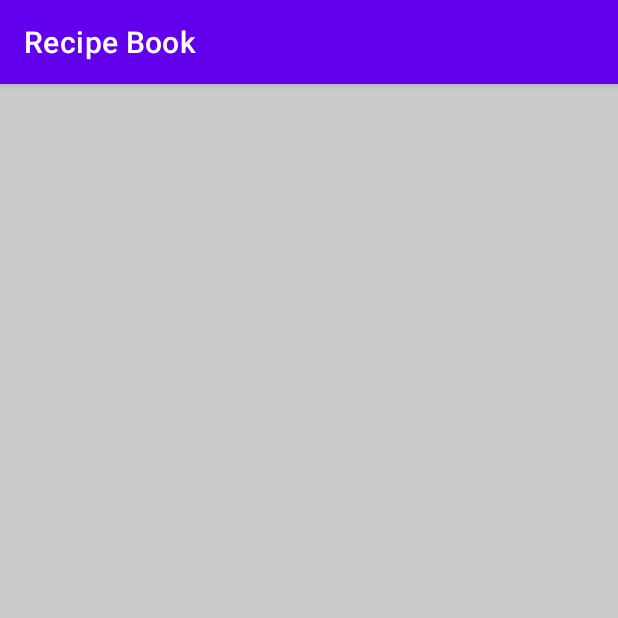
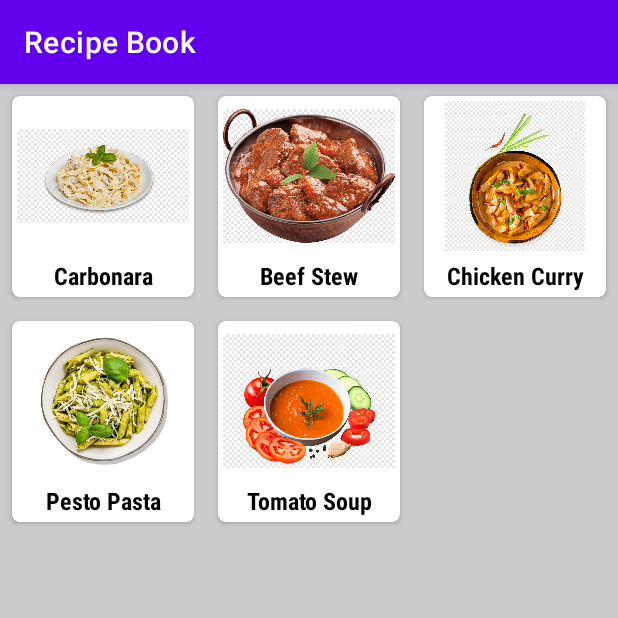
Before and after one commit to AlonaTR/RecipeBook, an Android app: the screen it shows after launch (MainActivity), on a phone screen of 412 x 824 dp, the top half of it. Run offline under Robolectric (Android 15) with nearby library versions, the phone set to English and light mode, and no system bars; our stand-ins replace Room's generated code.

Commit message:
with databaze

```diff
--- a/app/src/main/AndroidManifest.xml
+++ b/app/src/main/AndroidManifest.xml
@@ -11,9 +11,6 @@
         android:supportsRtl="true"
         android:theme="@style/Theme.RecipesProject"
         tools:targetApi="31">
-        <activity
-            android:name=".MainActivity2"
-            android:exported="false" />
         <activity
             android:name=".ContentActivity"
             android:exported="false" />
--- a/app/src/main/java/com/example/recipesproject/MainActivity.kt
+++ b/app/src/main/java/com/example/recipesproject/MainActivity.kt
@@ -12,6 +12,73 @@ class MainActivity : AppCompatActivity(), RecipeAdapter.OnItemClickListener {
     lateinit var binding: ActivityMainBinding
     private val adapter = RecipeAdapter(this)
 
+    val recipes = mapOf(
+        "Spaghetti Carbonara" to Recipe(
+            id = null,
+            title = "Carbonara",
+            imageId = R.drawable.carbonara,
+            ingridients= "Spaghetti, Bacon, Eggs, Parmesan Cheese, Garlic, Salt, Pepper",
+            steps = "Cook the spaghetti in a pot of salted boiling water until al dente."+
+                    "While the spaghetti cooks, fry the bacon in a pan until crispy. Remove from pan and set aside."+
+                    "Beat the eggs in a bowl, add grated Parmesan cheese, minced garlic, salt, and pepper."+
+                    "Drain the spaghetti and add it to the pan with the bacon, keeping the heat on low."+
+                    "Pour the egg mixture over the spaghetti and toss until the eggs are cooked and the spaghetti is coated. Serve immediately."
+
+        ),
+        "Chicken Curry" to Recipe(
+            id = null,
+            title = "Chicken Curry",
+            imageId = R.drawable.chicken_curry,
+            ingridients = "Chicken, Onion, Garlic, Ginger, Curry powder, Coconut milk, Tomato paste, Salt, Pepper, Rice",
+
+            steps =  "Cut the chicken into bite-sized pieces and season with salt and pepper."+
+                    "Heat oil in a pan and add the chicken. Cook until browned on all sides."+
+                    "Remove the chicken from the pan and set aside. In the same pan, sauté the onion, garlic, and ginger until fragrant."+
+                    "Add curry powder and tomato paste to the pan and stir to combine."+
+                    "Add coconut milk to the pan and bring to a simmer. Add the chicken back to the pan and let it cook for a few minutes."+
+                    "Serve the chicken curry with rice."
+
+        ),
+        "Beef Stew" to Recipe(
+            id = null,
+            title = "Beef Stew",
+            imageId = R.drawable.beef_stew,
+            ingridients = "Beef, Carrots, Potatoes, Onion, Garlic, Tomato paste, Beef broth, Red wine, Flour, Thyme, Rosemary, Salt, Pepper",
+            steps = "Heat oil in a large pot over medium-high heat. Add the beef and cook until browned on all sides."+
+                    "Remove the beef from the pot and set aside. In the same pot, sauté the carrots, potatoes, onion, and garlic until tender."+
+                    "Add tomato paste and flour to the pot and stir to combine."+
+                    "Pour in the beef broth and red wine. Add the beef back to the pot along with thyme, rosemary, salt, and pepper."+
+                    "Bring the stew to a simmer and let it cook for about an hour, until the beef is tender and the vegetables are cooked through."
+
+        ),
+        "Pesto Pasta" to Recipe(
+            id = null,
+            title = "Pesto Pasta",
+            imageId =R.drawable.pesto_pasta,
+            ingridients = "Pasta, Basil, Garlic, Parmesan Cheese, Pine nuts, Olive oil, Salt, Pepper",
+            steps = "Cook the pasta in a pot of salted boiling water until al dente."+
+                    "While the pasta cooks, combine the basil, garlic, Parmesan cheese, pine nuts, salt, and pepper in a food processor."+
+                    "Pulse the ingredients until they are finely chopped. While the food processor is running, slowly pour in the olive oil."+
+                    "Drain the pasta and toss with the pesto sauce."+
+                    "Serve the pasta with extra Parmesan cheese and pine nuts on top."
+
+        ),
+        "Tomato Soup" to Recipe(
+            id = null,
+            title = "Tomato Soup",
+            imageId = R.drawable.tomato_soup,
+            ingridients = "Tomatoes, Onion, Garlic, Vegetable broth, Heavy cream, Basil, Olive oil, Salt, Pepper",
+            steps = "Preheat oven to 400°F (200°C)."+
+                    "Cut tomatoes into quarters and place on a baking sheet with onion and garlic."+
+                    "Drizzle with olive oil, salt, and pepper. Roast for 30-35 minutes."+
+                    "Add the roasted vegetables to a blender with vegetable broth and blend until smooth."+
+                    "Pour the blended soup into a pot and bring to a simmer."+
+                    "Add heavy cream and basil to the pot and stir to combine. Simmer for another 5-10 minutes."+
+                    "Serve hot with bread or croutons."
+
+        )
+
+    )
 
 
     private var index = 0
@@ -22,6 +89,7 @@ class MainActivity : AppCompatActivity(), RecipeAdapter.OnItemClickListener {
 
         init()
     }
+
     private fun init() {
         binding.apply {
             rcView.layoutManager = GridLayoutManager(this@MainActivity, 3)
@@ -29,6 +97,20 @@ class MainActivity : AppCompatActivity(), RecipeAdapter.OnItemClickListener {
 
 
             val db = Recipes.getDb(this@MainActivity)
+
+            //add to database from map recipes
+
+//            clear database
+//            Thread {
+//                db.getDao().deleteAll()
+//            }.start()
+
+            recipes.forEach {
+                val recipe = Recipe(imageId= it.value.imageId, title = it.value.title, ingridients= it.value.ingridients, steps= it.value.steps)
+                Thread {
+                    db.getDao().insert(recipe)
+                }.start()
+            }
 
 
             db.getDao().getAll().asLiveData().observe(this@MainActivity) {list ->
--- a/app/src/main/res/layout/activity_main.xml
+++ b/app/src/main/res/layout/activity_main.xml
@@ -9,7 +9,7 @@
     <androidx.recyclerview.widget.RecyclerView
         android:id="@+id/rcView"
         android:layout_width="match_parent"
-        android:layout_height="match_parent"
+        android:layout_height="0dp"
         android:background="#CCCBCB"
         app:layout_constraintBottom_toBottomOf="parent"
         app:layout_constraintEnd_toEndOf="parent"
@@ -17,4 +17,5 @@
         app:layout_constraintTop_toTopOf="parent">
 
     </androidx.recyclerview.widget.RecyclerView>
+
 </androidx.constraintlayout.widget.ConstraintLayout>
```
